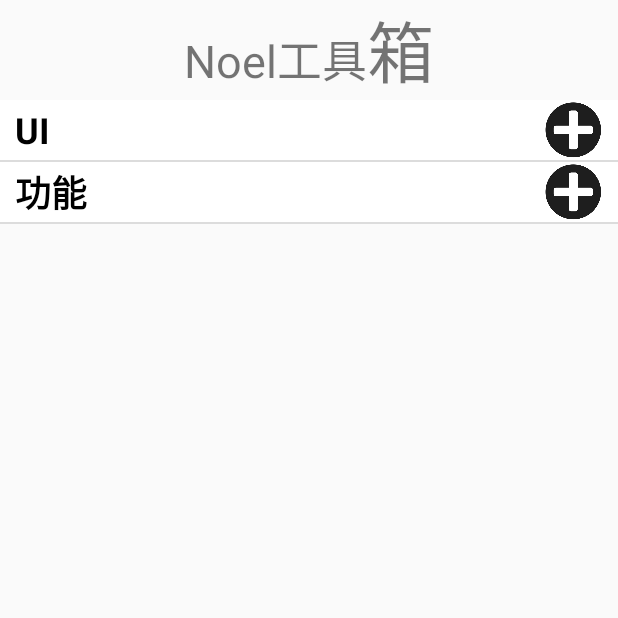
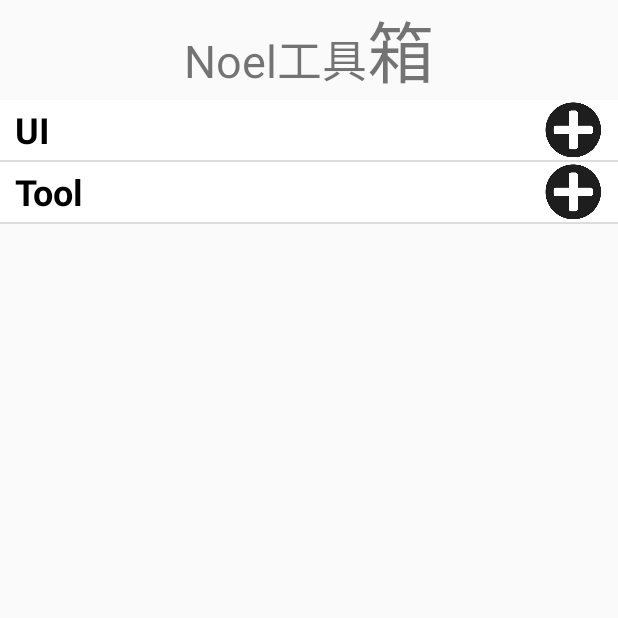
Before and after one commit to noel77543/ToolList, an Android app: the screen it shows after launch (MainActivity), on a phone screen of 412 x 824 dp, the top half of it. Run offline under Robolectric (Android 15) with nearby library versions, the phone set to English and light mode, and no system bars; our stand-ins replace ButterKnife; libraries missing offline, so code that uses them is left out: permissions.dispatcher.

Commit message:
[更新] 修改標題

```diff
--- a/app/src/main/res/values/strings.xml
+++ b/app/src/main/res/values/strings.xml
@@ -6,7 +6,7 @@
     <string name="close">關</string>
 
     <string name="header_ui">UI</string>
-    <string name="header_tool">功能</string>
+    <string name="header_tool">Tool</string>
 
     <string name="toast_permission_refuse">拒絕權限要求,將無法使用此功能。</string>
     <string name="dialog_message_goto_setting">是否前往開啟權限？</string>
```
